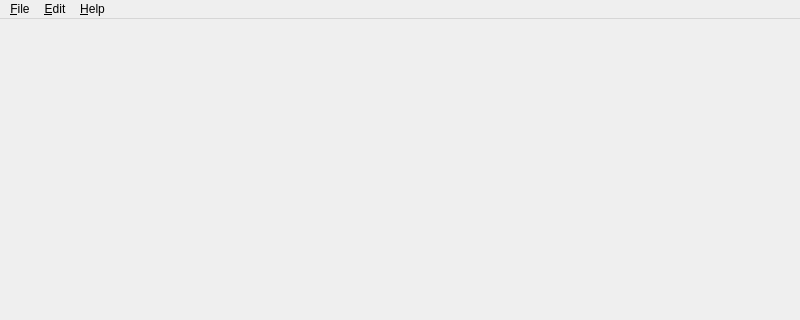
Old version of the form trunk/ui/LAWindow.ui in the repository BackupTheBerlios/la4-svn; both pictures show x 0 to 800 and y 0 to 320 of the 800 by 600 pixel window.
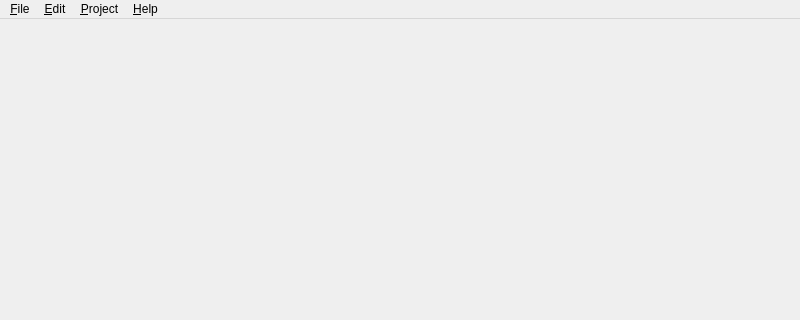
New version of the form.

Commit message: - Document property dialog added

Diff of the .ui file:
```diff
--- a/trunk/ui/LAWindow.ui
+++ b/trunk/ui/LAWindow.ui
@@ -53,8 +53,15 @@
     </property>
     <addaction name="action_Preferences" />
    </widget>
+   <widget class="QMenu" name="menu_Project" >
+    <property name="title" >
+     <string>&amp;Project</string>
+    </property>
+    <addaction name="action_Properties" />
+   </widget>
    <addaction name="menu_File" />
    <addaction name="menu_Edit" />
+   <addaction name="menu_Project" />
    <addaction name="menu_Help" />
   </widget>
   <widget class="QStatusBar" name="statusbar" >
```
Left out of the diff: 17 changed lines with no effect on the pictures. The commit also changes 5 other files.
